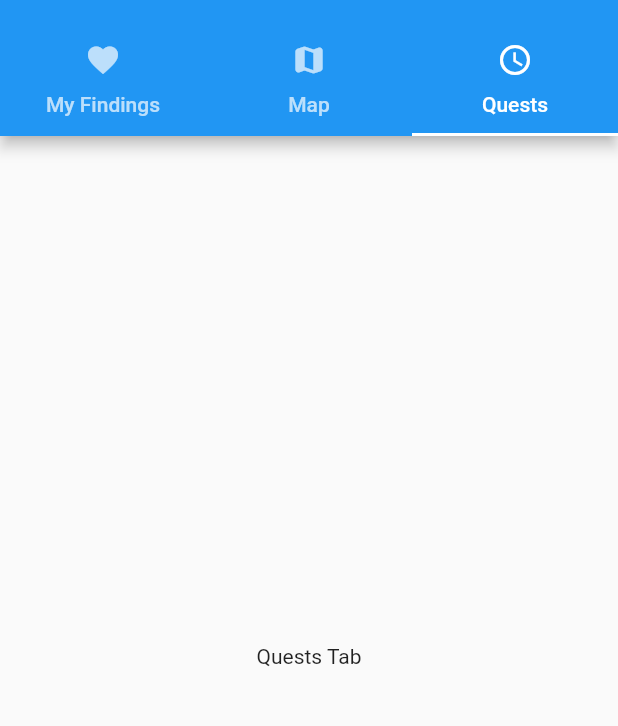
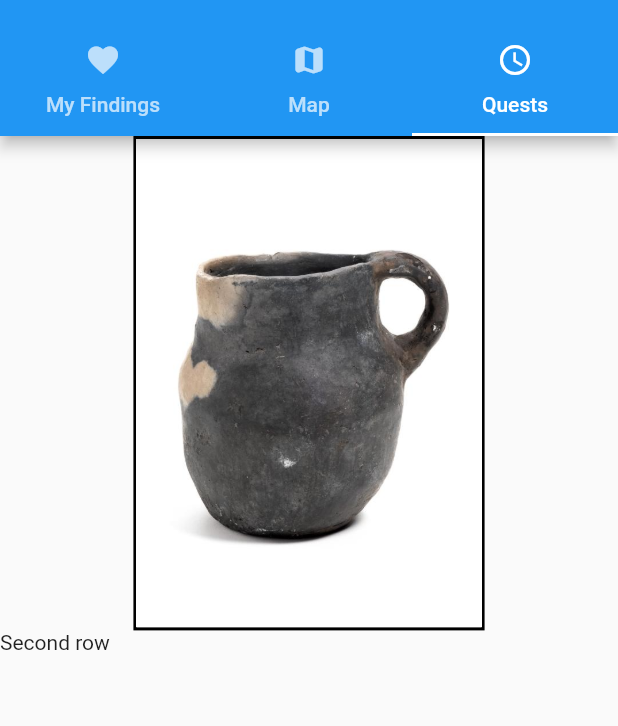
Before and after one commit to DoktorBotti/BadenHistory, a Flutter app: the screen it shows after launch, tab 3 chosen, on a phone screen of 412 x 824 dp, the part 59-785 px from its top. Run offline on Flutter 3.47's test engine with Material 2 defaults, Android fonts, the phone set to English and light mode, and no system bars; our stand-ins replace flutter_map, latlong2, shared_preferences; missing offline and left inert: flutter_map_marker_cluster; network calls fail.

Commit message:
add Detail Screen under Quests with assets

```diff
--- /dev/null
+++ b/lib/DetailScreen.dart
@@ -0,0 +1,46 @@
+import 'package:flutter/material.dart';
+
+class DetailScreen extends StatelessWidget {
+  final String imagePath;
+
+
+  const DetailScreen({Key? key, required this.imagePath}) : super(key: key);
+
+  @override
+  Widget build(BuildContext context) {
+    return Container(
+      child: Column(
+        children: [
+          Row(
+            children: [
+              Expanded(
+                child: Container(
+                  alignment: Alignment.center,
+                  child: Center(
+                    child: Container(
+                      decoration: BoxDecoration(
+                          border: Border.all(width: 2)
+                      ),
+                      child: Image.asset(
+                        imagePath,
+                        fit: BoxFit.fitHeight,
+                      ),
+                    )
+                  ),
+                  constraints: BoxConstraints(
+                    maxHeight: MediaQuery.of(context).size.height * 0.4,
+                  ),
+                ),
+              )
+            ],
+          ),
+          Row(
+            children: [
+              Text("Second row")
+            ],
+          ),
+        ],
+      )
+    );
+  }
+}
--- a/lib/main.dart
+++ b/lib/main.dart
@@ -2,6 +2,7 @@ import 'dart:convert';
 import 'package:flutter/material.dart';
 import 'package:flutter_map/flutter_map.dart';
 import 'package:flutter_map_marker_cluster/flutter_map_marker_cluster.dart';
+import 'package:flutter_ws/DetailScreen.dart';
 import 'package:latlong2/latlong.dart';
 import 'package:http/http.dart' as http;
 import 'package:shared_preferences/shared_preferences.dart' as local;
@@ -54,7 +55,9 @@ class _HomeScreenState extends State<HomeScreen> {
           body: TabBarView(children: [
             Center(child: Text('Findings Tab')),
             MapContainer(),
-            Center(child: Text('Quests Tab'))
+            DetailScreen(
+              imagePath: "assets/testimage.jpg",
+            ),
           ]),
         ));
   }
--- a/pubspec.yaml
+++ b/pubspec.yaml
@@ -53,6 +53,8 @@ flutter:
   # assets:
   #   - images/a_dot_burr.jpeg
   #   - images/a_dot_ham.jpeg
+  assets:
+      - assets/testimage.jpg
 
   # An image asset can refer to one or more resolution-specific "variants", see
   # https://flutter.dev/assets-and-images/#resolution-aware.
```
Also changed, not shown: assets/testimage.jpg (added).
